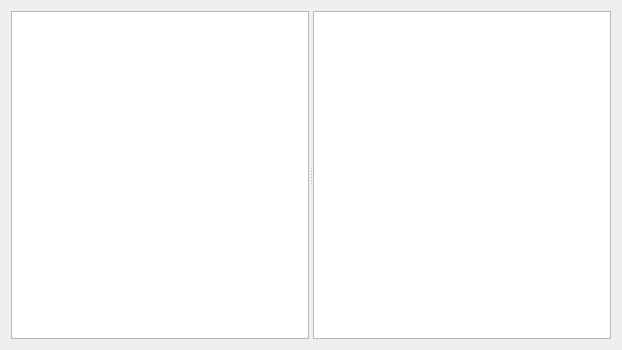
Qt form freedrc/plugins/edrcplugin/widgets/crlistviewer.ui (FreeHealth/freehealth) before a commit.
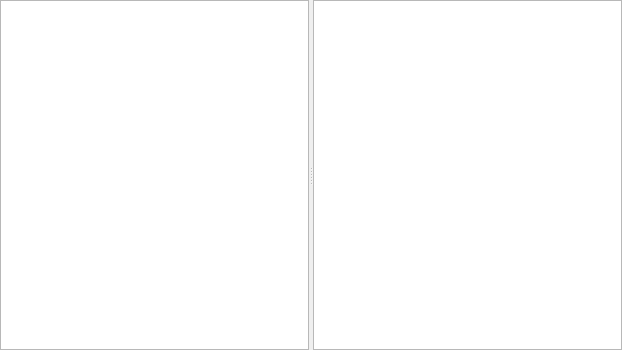
The same form after that commit. Custom widgets are drawn as their Qt base class.

What changed in the file:
```diff
--- a/freedrc/plugins/edrcplugin/widgets/crlistviewer.ui
+++ b/freedrc/plugins/edrcplugin/widgets/crlistviewer.ui
@@ -14,6 +14,12 @@
    <string>Form</string>
   </property>
   <layout class="QGridLayout" name="gridLayout">
+   <property name="margin">
+    <number>0</number>
+   </property>
+   <property name="spacing">
+    <number>0</number>
+   </property>
    <item row="0" column="0">
     <widget class="QSplitter" name="splitter">
      <property name="orientation">
@@ -56,6 +62,12 @@
    <extends>QTreeView</extends>
    <header location="global">listviewplugin/treeview.h</header>
   </customwidget>
+  <customwidget>
+   <class>Utils::MiniSplitter</class>
+   <extends>QSplitter</extends>
+   <header location="global">utils/widgets/minisplitter.h</header>
+   <container>1</container>
+  </customwidget>
  </customwidgets>
  <resources/>
  <connections/>
```
Left out of the diff: 8 changed lines with no effect on the pictures.
